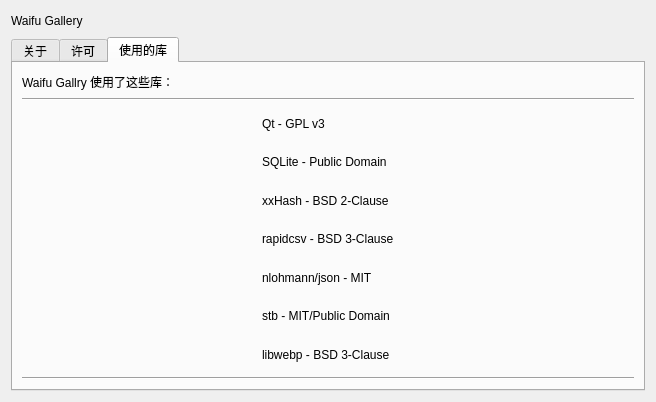
Old version of the form src/ui/about_dialog.ui in the repository R4nd5tr/waifu_gallery.
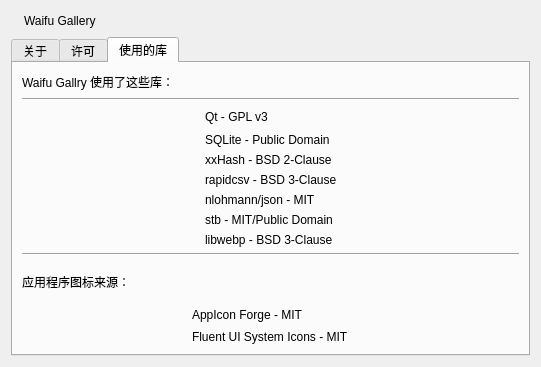
New version of the form. The open tabs and pages were chosen to show the change.

Commit message: about dialog and icon

Diff of the .ui file:
```diff
--- a/src/ui/about_dialog.ui
+++ b/src/ui/about_dialog.ui
@@ -6,8 +6,8 @@
    <rect>
     <x>0</x>
     <y>0</y>
-    <width>656</width>
-    <height>402</height>
+    <width>541</width>
+    <height>367</height>
    </rect>
   </property>
   <property name="windowTitle">
@@ -16,6 +16,13 @@
   <layout class="QVBoxLayout" name="verticalLayout">
    <item>
     <layout class="QHBoxLayout" name="horizontalLayout_2">
+     <item>
+      <widget class="QLabel" name="logoLabel">
+       <property name="text">
+        <string/>
+       </property>
+      </widget>
+     </item>
      <item>
       <widget class="QLabel" name="titleLabel">
        <property name="text">
@@ -74,7 +81,7 @@
       <attribute name="title">
        <string>使用的库</string>
       </attribute>
-      <layout class="QVBoxLayout" name="verticalLayout_3" stretch="0,0,1,0">
+      <layout class="QVBoxLayout" name="verticalLayout_3">
        <item>
         <layout class="QHBoxLayout" name="horizontalLayout_3">
          <item>
@@ -198,6 +205,74 @@
          </property>
         </widget>
        </item>
+       <item>
+        <layout class="QHBoxLayout" name="horizontalLayout_4">
+         <item>
+          <widget class="QLabel" name="label_9">
+           <property name="text">
+            <string>应用程序图标来源：</string>
+           </property>
+          </widget>
+         </item>
+         <item>
+          <spacer name="horizontalSpacer_5">
+           <property name="orientation">
+            <enum>Qt::Orientation::Horizontal</enum>
+           </property>
+           <property name="sizeHint" stdset="0">
+            <size>
+             <width>40</width>
+             <height>20</height>
+            </size>
+           </property>
+          </spacer>
+         </item>
+        </layout>
+       </item>
+       <item>
+        <layout class="QGridLayout" name="gridLayout_2">
+         <item row="0" column="0" rowspan="2">
+          <spacer name="horizontalSpacer_6">
+           <property name="orientation">
+            <enum>Qt::Orientation::Horizontal</enum>
+           </property>
+           <property name="sizeHint" stdset="0">
+            <size>
+             <width>40</width>
+             <height>20</height>
+            </size>
+           </property>
+          </spacer>
+         </item>
+         <item row="0" column="1">
+          <widget class="QLabel" name="label_10">
+           <property name="text">
+            <string>AppIcon Forge - MIT</string>
+           </property>
+          </widget>
+         </item>
+         <item row="0" column="2" rowspan="2">
+          <spacer name="horizontalSpacer_7">
+           <property name="orientation">
+            <enum>Qt::Orientation::Horizontal</enum>
+           </property>
+           <property name="sizeHint" stdset="0">
+            <size>
+             <width>40</width>
+             <height>20</height>
+            </size>
+           </property>
+          </spacer>
+         </item>
+         <item row="1" column="1">
+          <widget class="QLabel" name="label_12">
+           <property name="text">
+            <string>Fluent UI System Icons - MIT</string>
+           </property>
+          </widget>
+         </item>
+        </layout>
+       </item>
       </layout>
      </widget>
     </widget>
```
Left out of the diff: 6 changed lines with no effect on the pictures. The commit also changes 13 other files.
